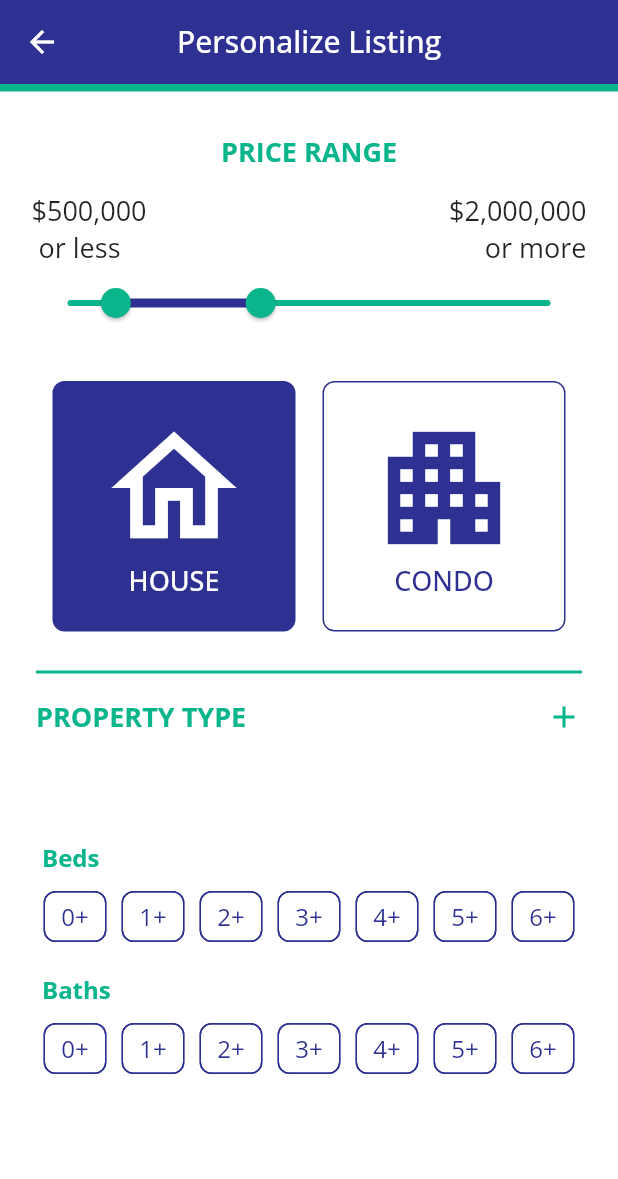
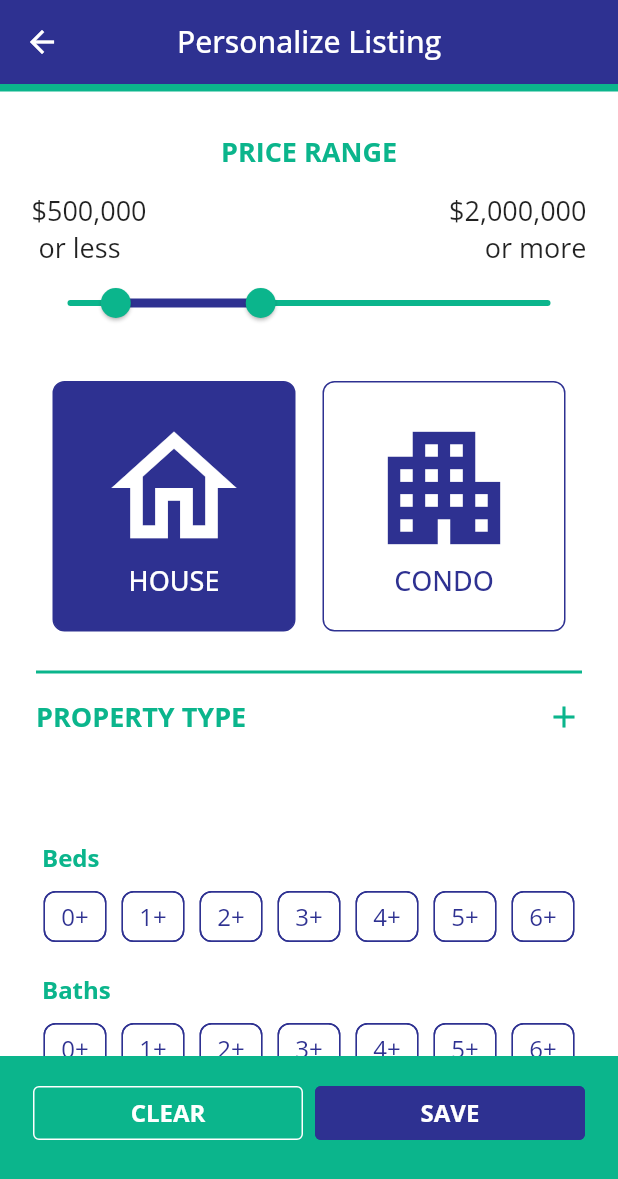
Before and after one commit to hesptech/rhouse_test, a Flutter app: the FiltersScreen screen opened by its route, on a phone screen of 412 x 824 dp. Shown: the top 1179 px of the screen. Run offline on Flutter 3.47's test engine with Material 2 defaults, Android fonts, the phone set to English and light mode, and no system bars; our stand-ins replace firebase_auth, firebase_core, geolocator, google_fonts, google_maps_flutter and 1 more; missing offline and left inert: dart:ffi; accounts and stored records are empty.

Commit message:
FilterBottomBar, Filter Provider

```diff
--- a/lib/filters/filters.dart
+++ b/lib/filters/filters.dart
@@ -2,3 +2,4 @@ export 'package:flutter_black_white/filters/filters_class_buttons.dart';
 export 'package:flutter_black_white/filters/filters_class_icons_bt.dart';
 export 'package:flutter_black_white/filters/filters_price_range.dart';
 export 'package:flutter_black_white/filters/filters_property_type.dart';
+export 'package:flutter_black_white/filters/filters_bottom_bar.dart';
--- /dev/null
+++ b/lib/filters/filters_bottom_bar.dart
@@ -0,0 +1,124 @@
+import 'package:flutter/material.dart';
+
+//import 'package:provider/provider.dart';
+
+import 'package:flutter_black_white/utils/constants.dart';
+//import 'package:flutter_black_white/utils/shared_preferences.dart';
+//import 'package:flutter_black_white/providers/filter_provider.dart';
+
+
+class FiltersBottomBar extends StatefulWidget {
+  const FiltersBottomBar({Key? key}) : super(key: key);
+
+  @override
+  State<FiltersBottomBar> createState() => _FiltersBottomBarState();
+}
+
+class _FiltersBottomBarState extends State<FiltersBottomBar> {
+  @override
+  Widget build(BuildContext context) {
+
+    //final filterProvider = Provider.of<FilterProvider>( context );
+
+    //final currentFilter = filterProvider.filterProvider;
+
+    return Container(
+            height: 120,
+            color: kSecondaryColor,
+            padding: const EdgeInsets.fromLTRB(22.0, 14.0, 22.0, 0),
+            child: Column(
+              children: [
+                Row(
+                  children: [
+                    Expanded(
+                      flex: 1,
+                      child: OutlinedButton(
+                        style: OutlinedButton.styleFrom(
+                          side: const BorderSide(color: Colors.white),
+                          //backgroundColor: Colors.white,
+                          //shadowColor: Colors.grey[900],
+                          //elevation: 6.0,
+                        ),
+                        onPressed: () {
+                          //print(Preferences.filterRoomsLoggedOut);
+                            // Respond to button press
+                            setState(() {
+                              //Preferences.filterRoomsLoggedOut.clear();
+                              Navigator.pushNamed(context, 'filters_screen');
+                            });
+                        },
+                        child: const Text("CLEAR", style: TextStyle(color: Colors.white, fontSize: 16.0, fontWeight: FontWeight.bold),),
+                      ),
+                    ),
+                    const SizedBox(width: 8.0,),
+                    Expanded(
+                      flex: 1,
+                      child: OutlinedButton(
+                        style: OutlinedButton.styleFrom(
+                          side: const BorderSide(color: kPrimaryColor),
+                          backgroundColor: kPrimaryColor
+                        ),
+                        onPressed: () {
+                            // Respond to button press
+                            Navigator.pushNamed(context, '/');
+                        },
+                        child: const Text("SAVE", style: TextStyle(color: Colors.white, fontSize: 16.0, fontWeight: FontWeight.bold),),
+                      ),
+                    ),
+                  ]
+                ),
+                const SizedBox(
+                  height: 14,
+                ),
+                Row(
+                  mainAxisAlignment: MainAxisAlignment.start,
+                  children: [
+                    //Text('Filters: $currentFilter', style: const TextStyle(color: Colors.white,),)
+                  ],
+                ),
+              ],
+            ),
+
+      /* padding: const EdgeInsets.fromLTRB(28.0, 0, 28.0, 28.0),
+      child: Row(
+        children: [
+          Expanded(
+            flex: 1,
+            child: OutlinedButton(
+              style: OutlinedButton.styleFrom(
+                side: const BorderSide(color: kSecondaryColor),
+                backgroundColor: Colors.white,
+                shadowColor: Colors.grey[900],
+                elevation: 6.0,
+              ),
+              onPressed: () {
+                print(Preferences.filterRoomsLoggedOut);
+                  // Respond to button press
+                  setState(() {
+                    Preferences.filterRoomsLoggedOut.clear();
+                    Navigator.pushNamed(context, 'filters_screen');
+                  });
+              },
+              child: const Text("CLEAR", style: TextStyle(color: kSecondaryColor),),
+            ),
+          ),
+          const SizedBox(width: 8.0,),
+          Expanded(
+            flex: 1,
+            child: OutlinedButton(
+              style: OutlinedButton.styleFrom(
+                side: const BorderSide(color: kPrimaryColor),
+                backgroundColor: kPrimaryColor
+              ),
+              onPressed: () {
+                  // Respond to button press
+                  Navigator.pushNamed(context, '/');
+              },
+              child: const Text("SAVE", style: TextStyle(color: Colors.white),),
+            ),
+          ),
+        ]
+      ), */
+    );
+  }
+}
--- a/lib/main.dart
+++ b/lib/main.dart
@@ -2,6 +2,7 @@ import 'package:flutter/material.dart';
 import 'package:google_fonts/google_fonts.dart';
 import 'package:provider/provider.dart';
 
+import 'package:flutter_black_white/providers/filter_provider.dart';
 import 'package:flutter_black_white/utils/application_state.dart';
 import 'package:flutter_black_white/utils/shared_preferences.dart';
 import 'package:flutter_black_white/screens/screens.dart';
@@ -27,6 +28,7 @@ class AppState extends StatelessWidget {
           create: (context) => ApplicationState(),
           builder: (context, _) => const App(),
         ),
+        ChangeNotifierProvider(create: ( _ ) => FilterProvider(), ),
       ],
       child: const App(),
     );
--- /dev/null
+++ b/lib/providers/filter_provider.dart
@@ -0,0 +1,15 @@
+import 'package:flutter/material.dart';
+
+class FilterProvider extends ChangeNotifier{
+
+  String _filterProvider = 'pippo';
+
+  String get filterProvider {
+    return _filterProvider;
+  }
+
+  set filterProvider( String value ) {
+    _filterProvider = value;
+    notifyListeners();
+  }
+}
--- a/lib/screens/filters_screen.dart
+++ b/lib/screens/filters_screen.dart
@@ -19,6 +19,7 @@ class FiltersScreen extends StatelessWidget {
         title: const Text('Personalize Listing'),
       ),
       body: const FiltersExpansionTiles(),
+      bottomNavigationBar: const FiltersBottomBar(),
     );
   }
 }
```
